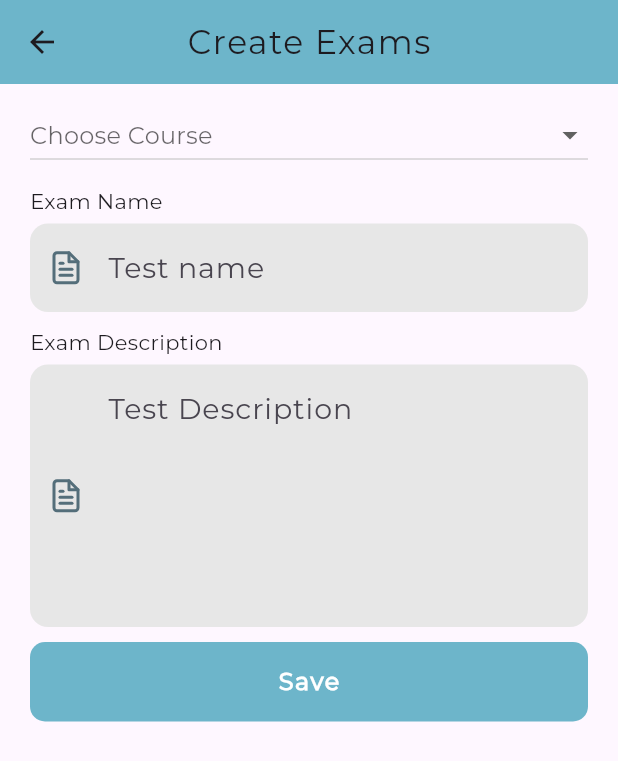
After one commit to Salam-pc/hapex_admin, a Flutter app: the CreateExams screen opened directly, on a phone screen of 412 x 824 dp. The commit adds this screen. Shown: the top 761 px of the screen. Run offline on Flutter 3.47's test engine with Material 3 defaults, Android fonts, the phone set to English and light mode, and no system bars; our stand-ins replace animated_splash_screen, dio, flutter_spinkit, flutter_vector_icons, hive_flutter, video_player; accounts and stored records are empty; network calls fail.

Commit message:
compleated create exam page phase 1st

```diff
--- a/lib/core/common_widgets.dart
+++ b/lib/core/common_widgets.dart
@@ -30,13 +30,15 @@ class TextFieldWidget extends StatelessWidget {
   final hintText;
   final prefixIcon;
   final isPassword;
+  final minLines;
   const TextFieldWidget(
       {super.key,
       required this.controller,
       required this.validatorMessage,
       required this.hintText,
       this.prefixIcon,
-      this.isPassword});
+      this.isPassword,
+      this.minLines = 1});
 
   @override
   Widget build(BuildContext context) {
@@ -47,6 +49,8 @@ class TextFieldWidget extends StatelessWidget {
           controller: controller,
           cursorColor: Colors.black,
           obscureText: isPassword ?? false,
+          minLines: minLines,
+          maxLines: minLines,
           style: TextStyle(
               color: kTextBlackColor,
               fontSize: 19,
--- a/lib/core/db_functions.dart
+++ b/lib/core/db_functions.dart
@@ -11,8 +11,12 @@ class LocalDatabase {
 
 //To add user Details
   Future<void> addUserDetails({required String userToken}) async {
+    print('adding tocken');
+
     final loginDb = Hive.box('loginDb');
     await loginDb.put('userTokenKey', userToken);
+    print('printing tocken');
+
     await getUserDetails();
   }
 
@@ -21,7 +25,7 @@ class LocalDatabase {
     final loginDb = Hive.box('loginDb');
     final userToken = loginDb.get('userTokenKey');
     loginToken = userToken ?? '';
-    // print('custUserToken : $custUserToken');
+    print('custUserToken : $userToken');
   }
 
 // // To clear local db when user logs out
--- a/lib/core/main_variables.dart
+++ b/lib/core/main_variables.dart
@@ -1,3 +1,3 @@
 String loginToken = '';
-String baseUrl = 'http://192.168.43.86:3000';
+String baseUrl = 'http://192.168.29.187:3000';
 // String baseUrl = 'http://localhost:3000';
--- a/lib/main.dart
+++ b/lib/main.dart
@@ -1,6 +1,5 @@
 import 'package:hapex_admin/core/constants.dart';
 import 'package:hapex_admin/core/db_functions.dart';
-import 'package:hapex_admin/screens/homepage/homepage.dart';
 import 'package:flutter/material.dart';
 import 'package:hapex_admin/screens/splash_screen/animated_splash_screen.dart';
 
--- a/lib/screens/homepage/homepage.dart
+++ b/lib/screens/homepage/homepage.dart
@@ -2,10 +2,11 @@
 
 import 'package:hapex_admin/core/constants.dart';
 import 'package:hapex_admin/screens/homepage/widget.dart';
-import 'package:hapex_admin/screens/course_manage/add_courses.dart';
-import 'package:hapex_admin/screens/course_manage/add_module.dart';
-import 'package:hapex_admin/screens/course_manage/add_papers.dart';
-import 'package:hapex_admin/screens/course_manage/add_topic.dart';
+import 'package:hapex_admin/screens/sub_pages/add_exams.dart';
+import 'package:hapex_admin/screens/sub_pages/course_manage/add_courses.dart';
+import 'package:hapex_admin/screens/sub_pages/course_manage/add_module.dart';
+import 'package:hapex_admin/screens/sub_pages/course_manage/add_papers.dart';
+import 'package:hapex_admin/screens/sub_pages/course_manage/add_topic.dart';
 import 'package:hapex_admin/screens/sub_pages/manage_subscription.dart';
 import 'package:hapex_admin/screens/sub_pages/user_details.dart';
 import 'package:hapex_admin/screens/sub_pages/verify_user.dart';
@@ -22,6 +23,7 @@ class HomePage extends StatelessWidget {
     {'buttonText': 'Add Papers', 'page': AddPapers()},
     {'buttonText': 'Add Modules', 'page': AddModule()},
     {'buttonText': 'Add Topic', 'page': AddTopic()},
+    {'buttonText': 'Create Exams', 'page': CreateExams()},
   ];
 
   @override
--- a/lib/screens/login_page/function.dart
+++ b/lib/screens/login_page/function.dart
@@ -11,9 +11,11 @@ doLogin({required username, required password, required context}) async {
     'username': username,
     'password': password,
   };
-  print('$username  hjdshs $password');
+
   if (username == 'jabir' && password == '123456') {
     showSnackBar(context, 'Login Successfull', kSnackBarSuccessColor);
+    LocalDatabase().addUserDetails(userToken: 'tempToken');
+
     AppRoutes.makeFirst(context, HomePage());
     print('went to home page');
   } else {
--- /dev/null
+++ b/lib/screens/sub_pages/add_exams.dart
@@ -0,0 +1,93 @@
+import 'package:flutter/material.dart';
+import 'package:flutter_vector_icons/flutter_vector_icons.dart';
+import 'package:hapex_admin/core/common_widgets.dart';
+import 'package:hapex_admin/core/constants.dart';
+
+// ignore: must_be_immutable
+class CreateExams extends StatelessWidget {
+  CreateExams({super.key});
+  String courseId = '';
+  List courseList = [
+    {'course_id': '1', 'name': 'asdf'},
+    {'course_id': '2', 'name': 'qwer'},
+    {'course_id': '3', 'name': 'ifsc'},
+  ];
+  final TextEditingController examName = TextEditingController();
+  final TextEditingController examDescription = TextEditingController();
+
+  @override
+  Widget build(BuildContext context) {
+    return Scaffold(
+      appBar: AppBar(
+        backgroundColor: kMainBlueColor,
+        centerTitle: true,
+        title: const Text(
+          'Create Exams',
+          style: TextStyle(letterSpacing: 1),
+        ),
+      ),
+      body: SingleChildScrollView(
+        child: Padding(
+          padding: const EdgeInsets.symmetric(horizontal: 20.0, vertical: 10),
+          child: Column(
+            crossAxisAlignment: CrossAxisAlignment.start,
+            children: [
+              DropdownButton(
+                isExpanded: true,
+                value: courseId.isNotEmpty ? courseId : null,
+                onChanged: (val) async {
+                  courseId = val.toString();
+                },
+                hint: const Text('Choose Course'),
+                items: courseList.map<DropdownMenuItem<String>>((items) {
+                  return DropdownMenuItem<String>(
+                      value: items['course_id'].toString(),
+                      child: Text(items['name']));
+                }).toList(),
+              ),
+              kSizedBoxHeight(height: 10),
+              Text('Exam Name'),
+              kSizedBoxHeight(height: 5),
+              TextFieldWidget(
+                  controller: examName,
+                  validatorMessage: 'Please enter test name',
+                  hintText: 'Test name',
+                  prefixIcon: Feather.file_text),
+              kSizedBoxHeight(height: 10),
+              Text('Exam Description'),
+              kSizedBoxHeight(height: 5),
+              TextFieldWidget(
+                  controller: examDescription,
+                  validatorMessage: 'Please enter test Description',
+                  hintText: 'Test Description',
+                  prefixIcon: Feather.file_text,
+                  minLines: 5),
+              kSizedBoxHeight(height: 10),
+              ElevatedButton(
+                onPressed: () {},
+                style: ElevatedButton.styleFrom(
+                  backgroundColor: kMainBlueColor,
+                  elevation: 0,
+                  padding: const EdgeInsets.symmetric(vertical: 15),
+                  shape: RoundedRectangleBorder(
+                      borderRadius: BorderRadius.circular(10)),
+                ),
+                child: const Row(
+                  mainAxisAlignment: MainAxisAlignment.center,
+                  children: [
+                    Text('Save',
+                        style: TextStyle(
+                            fontSize: 16,
+                            fontWeight: FontWeight.bold,
+                            letterSpacing: 1,
+                            color: Colors.white)),
+                  ],
+                ),
+              ),
+            ],
+          ),
+        ),
+      ),
+    );
+  }
+}
--- a/lib/screens/course_manage/add_courses.dart
+++ b/lib/screens/sub_pages/course_manage/add_courses.dart
@@ -1,7 +1,7 @@
 import 'package:hapex_admin/core/common_widgets.dart';
 import 'package:hapex_admin/core/constants.dart';
 import 'package:hapex_admin/core/function.dart';
-import 'package:hapex_admin/screens/course_manage/functions.dart';
+import 'package:hapex_admin/screens/sub_pages/course_manage/functions.dart';
 import 'package:flutter/material.dart';
 import 'package:flutter_vector_icons/flutter_vector_icons.dart';
 
--- a/lib/screens/course_manage/add_module.dart
+++ b/lib/screens/sub_pages/course_manage/add_module.dart
@@ -1,7 +1,7 @@
 import 'package:hapex_admin/core/common_widgets.dart';
 import 'package:hapex_admin/core/constants.dart';
 import 'package:hapex_admin/core/function.dart';
-import 'package:hapex_admin/screens/course_manage/functions.dart';
+import 'package:hapex_admin/screens/sub_pages/course_manage/functions.dart';
 import 'package:flutter/material.dart';
 import 'package:flutter_vector_icons/flutter_vector_icons.dart';
 
--- a/lib/screens/course_manage/add_papers.dart
+++ b/lib/screens/sub_pages/course_manage/add_papers.dart
@@ -1,7 +1,7 @@
 import 'package:hapex_admin/core/common_widgets.dart';
 import 'package:hapex_admin/core/constants.dart';
 import 'package:hapex_admin/core/function.dart';
-import 'package:hapex_admin/screens/course_manage/functions.dart';
+import 'package:hapex_admin/screens/sub_pages/course_manage/functions.dart';
 import 'package:flutter/material.dart';
 import 'package:flutter_vector_icons/flutter_vector_icons.dart';
 
--- a/pubspec.yaml
+++ b/pubspec.yaml
@@ -20,6 +20,7 @@ version: 1.0.0+1
 
 environment:
   sdk: '>=3.1.0 <4.0.0'
+  # sdk: '>=2.18.2 <3.0.0'
 
 # Dependencies specify other packages that your package needs in order to work.
 # To automatically upgrade your package dependencies to the latest versions
```
Also changed, not shown: lib/screens/course_manage/add_topic.dart (deleted, +0 -183 lines), lib/screens/sub_pages/course_manage/add_topic.dart (added, +266 -0 lines), lib/screens/sub_pages/course_manage/functions.dart (renamed from lib/screens/course_manage/functions.dart, +8 -1 lines), pubspec.lock, 2 other files.
